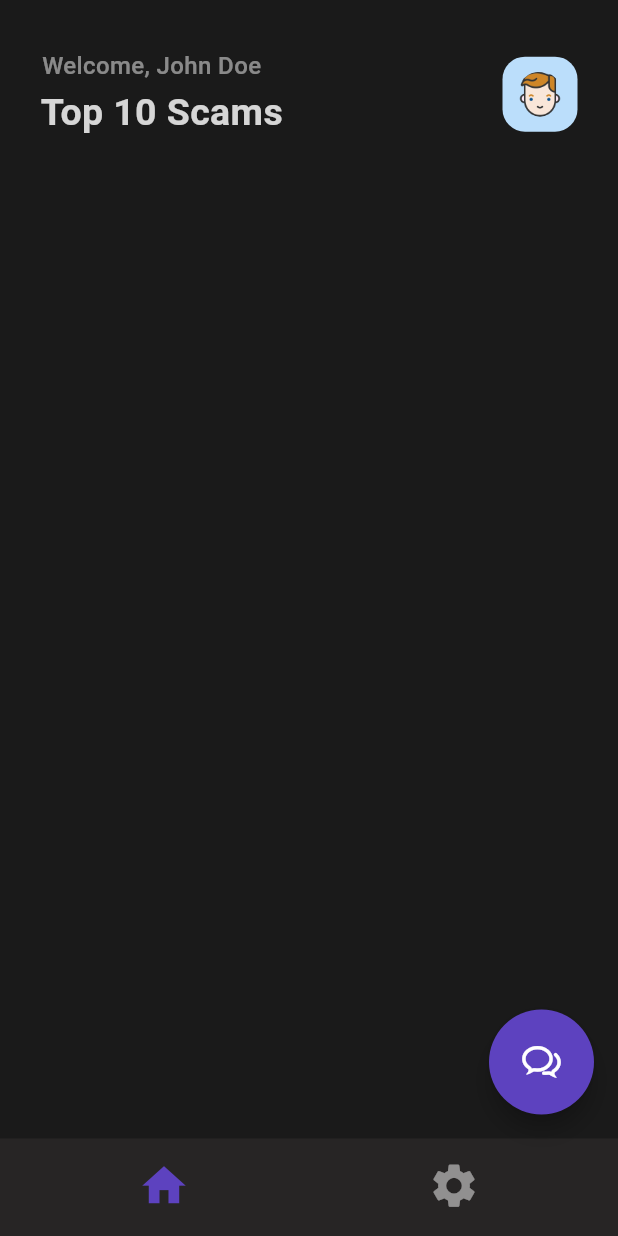
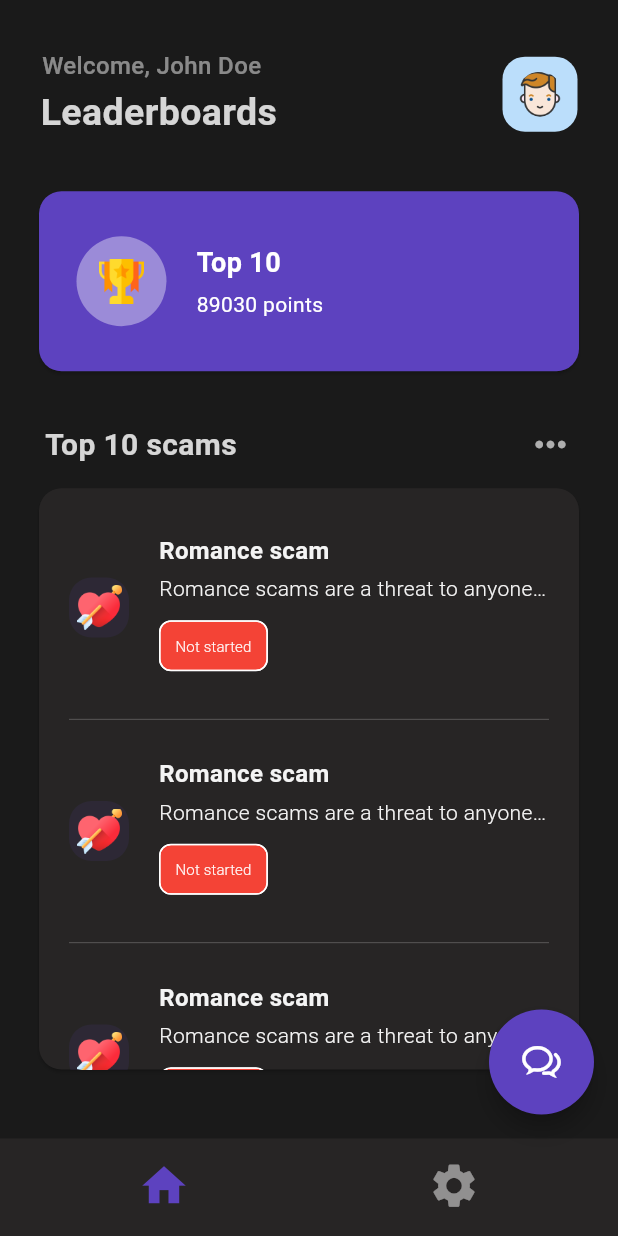
Before and after one commit to Wongoose/pre-scam-ai, a Flutter app: the HomeWrapper screen opened directly, on a phone screen of 412 x 824 dp. Run offline on Flutter 3.47's test engine with Material 3 defaults, Android fonts, the phone set to English and light mode, and no system bars; drawn by our look-alikes of overlay_support; our stand-ins replace auto_size_text, flutter_spinkit, font_awesome_flutter, get, get_storage; accounts and stored records are empty.

Commit message:
Feature: Home page list of scams UI placeholder

```diff
--- a/attributes.txt
+++ b/attributes.txt
@@ -1 +1,3 @@
 LOGO - <div> Icons made by <a href="https://www.flaticon.com/authors/freepik" title="Freepik"> Freepik </a> from <a href="https://www.flaticon.com/" title="Flaticon">www.flaticon.com'</a></div>
+TROPHY - <a href="https://www.flaticon.com/free-icons/trophy" title="trophy icons">Trophy icons created by Freepik - Flaticon</a>
+LOVE - <a href="https://www.flaticon.com/free-icons/heart" title="heart icons">Heart icons created by Freepik - Flaticon</a>
--- a/lib/screens/home/pages/home.dart
+++ b/lib/screens/home/pages/home.dart
@@ -1,5 +1,7 @@
 import "package:flutter/material.dart";
 import "package:prescamai/screens/home/widgets/home_appbar.dart";
+import "package:prescamai/screens/home/widgets/home_leaderboards_card.dart";
+import "package:prescamai/screens/home/widgets/home_scam_list.dart";
 
 class Home extends StatelessWidget {
   const Home({super.key});
@@ -13,7 +15,10 @@ class Home extends StatelessWidget {
           Padding(
               padding: EdgeInsets.symmetric(horizontal: 5),
               child: HomeAppBar()),
-          Expanded(child: Container()),
+          SizedBox(height: 30),
+          HomeLeaderboardsCard(),
+          SizedBox(height: 30),
+          Expanded(child: HomeScamList()),
         ],
       ),
     );
--- a/lib/screens/home/widgets/home_appbar.dart
+++ b/lib/screens/home/widgets/home_appbar.dart
@@ -52,7 +52,7 @@ class HomeAppBar extends StatelessWidget {
                   ),
                   SizedBox(height: 2.5),
                   Text(
-                    "Top 10 Scams",
+                    "Leaderboards",
                     style: TextStyle(
                       fontSize: 25,
                       fontWeight: FontWeight.bold,
--- /dev/null
+++ b/lib/screens/home/widgets/home_leaderboards_card.dart
@@ -0,0 +1,63 @@
+import "package:flutter/material.dart";
+// import "package:the_hill_residence/services/firebase/auth.dart";
+
+class HomeLeaderboardsCard extends StatelessWidget {
+  const HomeLeaderboardsCard({
+    super.key,
+  });
+
+  @override
+  Widget build(BuildContext context) {
+    // final AuthService authService = Get.find();
+    return Card(
+      // color: authService.appUser.visitorSummaryCardColor ?? Theme.of(context).primaryColor,
+      color: Theme.of(context).primaryColor,
+      shape: RoundedRectangleBorder(borderRadius: BorderRadius.circular(15)),
+      child: Container(
+        padding: EdgeInsets.fromLTRB(25, 30, 25, 30),
+        width: MediaQuery.of(context).size.width,
+        child: Row(
+            mainAxisSize: MainAxisSize.max,
+            crossAxisAlignment: CrossAxisAlignment.center,
+            children: [
+              Container(
+                height: 60,
+                width: 60,
+                padding: EdgeInsets.all(15),
+                decoration: BoxDecoration(
+                    borderRadius: BorderRadius.circular(100),
+                    color: Colors.white38
+                    // color: authService.appUser.visitorSummaryImageColor ?? Colors.white38,
+                    ),
+                child: Image(image: AssetImage("assets/images/trophy.png")),
+              ),
+              SizedBox(width: 20),
+              Flexible(
+                child: Column(
+                    mainAxisAlignment: MainAxisAlignment.start,
+                    crossAxisAlignment: CrossAxisAlignment.start,
+                    children: [
+                      Text(
+                        "Top 10",
+                        style: TextStyle(
+                            fontSize: 18,
+                            fontWeight: FontWeight.bold,
+                            color: Colors.white),
+                      ),
+                      SizedBox(height: 5),
+                      Text(
+                        "89030 points",
+                        maxLines: 2,
+                        overflow: TextOverflow.ellipsis,
+                        style: TextStyle(
+                            fontSize: 14,
+                            fontWeight: FontWeight.w400,
+                            color: Colors.white),
+                      ),
+                    ]),
+              ),
+            ]),
+      ),
+    );
+  }
+}
--- /dev/null
+++ b/lib/screens/home/widgets/home_scam_list.dart
@@ -0,0 +1,76 @@
+import "package:flutter/material.dart";
+import "package:get/get.dart";
+import "package:prescamai/controllers/theme_service_controller.dart";
+import "package:prescamai/screens/home/widgets/single_scam_item.dart";
+import "package:prescamai/shared/my_theme_divider.dart";
+
+class HomeScamList extends StatelessWidget {
+  const HomeScamList({
+    super.key,
+  });
+
+  @override
+  Widget build(BuildContext context) {
+    // final VisitorDBService _db = Get.put(VisitorDBService());
+    // final AuthService authService = Get.find();
+    final MyThemeServiceController themeService =
+        Get.put(MyThemeServiceController());
+
+    return Column(
+      crossAxisAlignment: CrossAxisAlignment.start,
+      mainAxisSize: MainAxisSize.max,
+      children: [
+        Padding(
+          padding: EdgeInsets.symmetric(horizontal: 8),
+          child: Row(
+            mainAxisAlignment: MainAxisAlignment.spaceBetween,
+            children: [
+              Text("Top 10 scams",
+                  style: TextStyle(
+                      fontSize: 20,
+                      fontWeight: FontWeight.bold,
+                      color: themeService.textColor87)),
+              GestureDetector(
+                  // onTap: () => Get.to(() => AllVisitorsMain()),
+                  onTap: () {},
+                  child: Icon(Icons.more_horiz,
+                      size: 30, color: themeService.textColor70)),
+            ],
+          ),
+        ),
+        SizedBox(height: 10),
+        Expanded(
+          child: Card(
+            color: Theme.of(context).cardColor,
+            shape: RoundedRectangleBorder(
+              borderRadius: BorderRadius.circular(15),
+            ),
+            child: SizedBox(
+              // padding: EdgeInsets.fromLTRB(25, 30, 25, 30),
+              width: MediaQuery.of(context).size.width,
+              child: FutureBuilder(
+                // future: _db.getVisitors(),
+                future: null,
+                builder: (context, snapshot) {
+                  // final List<Visitor> data = authService.appUser.upcomingVisitors;
+
+                  return ListView.separated(
+                    padding: EdgeInsets.fromLTRB(20, 30, 20, 30),
+                    itemCount: 10,
+                    itemBuilder: (context, index) {
+                      return SingleScamItem();
+                    },
+                    separatorBuilder: (context, index) {
+                      return ThemedDivider(height: 50);
+                    },
+                  );
+                },
+              ),
+            ),
+          ),
+        ),
+        SizedBox(height: 10),
+      ],
+    );
+  }
+}
--- /dev/null
+++ b/lib/screens/home/widgets/single_scam_item.dart
@@ -0,0 +1,78 @@
+import "package:flutter/material.dart";
+import "package:get/get.dart";
+import "package:prescamai/controllers/theme_service_controller.dart";
+
+class SingleScamItem extends StatelessWidget {
+  // final Visitor visitor;
+
+  const SingleScamItem({
+    super.key,
+    // required this.visitor,
+  });
+
+  @override
+  Widget build(BuildContext context) {
+    final MyThemeServiceController themeService =
+        Get.put(MyThemeServiceController());
+
+    return GestureDetector(
+      behavior: HitTestBehavior.translucent,
+      // onTap: () => Get.dialog(VisitorInfoDialog(visitor: visitor, showArrivalStatus: upcoming)),
+      onTap: () {},
+      child: Row(
+          mainAxisSize: MainAxisSize.max,
+          mainAxisAlignment: MainAxisAlignment.start,
+          crossAxisAlignment: CrossAxisAlignment.center,
+          children: [
+            Container(
+              height: 40,
+              width: 40,
+              padding: EdgeInsets.all(5),
+              decoration: BoxDecoration(
+                  borderRadius: BorderRadius.circular(15),
+                  color: Theme.of(context).primaryColor.withOpacity(0.1)),
+              child: Image(image: AssetImage("assets/images/love.png")),
+            ),
+            SizedBox(width: 20),
+            Flexible(
+              child: Column(
+                mainAxisAlignment: MainAxisAlignment.start,
+                crossAxisAlignment: CrossAxisAlignment.start,
+                children: [
+                  Text(
+                    "Romance scam",
+                    style: TextStyle(
+                        fontSize: 16,
+                        fontWeight: FontWeight.bold,
+                        color: themeService.textColor),
+                  ),
+                  SizedBox(height: 4),
+                  Text(
+                    "Romance scams are a threat to anyone seeking love online",
+                    style: TextStyle(
+                        fontSize: 14,
+                        fontWeight: FontWeight.w300,
+                        overflow: TextOverflow.ellipsis,
+                        color: themeService.textColor),
+                  ),
+                  SizedBox(height: 4),
+                  Chip(
+                    label: Text(
+                      "Not started",
+                      style: TextStyle(
+                          fontSize: 10,
+                          fontWeight: FontWeight.w300,
+                          overflow: TextOverflow.ellipsis,
+                          color: themeService.textColor),
+                    ),
+                    backgroundColor: Colors.red,
+                    padding: EdgeInsets.fromLTRB(8, 0, 8, 0),
+                    labelPadding: EdgeInsets.fromLTRB(2, 0, 2, 0),
+                  ),
+                ],
+              ),
+            ),
+          ]),
+    );
+  }
+}
--- a/pubspec.yaml
+++ b/pubspec.yaml
@@ -1,5 +1,5 @@
 name: prescamai
-description: "A new Flutter project."
+description: "AI Powered Scam Simulator"
 publish_to: 'none'
 version: 0.1.0
 
```
Also changed, not shown: assets/icons/the-hill-icon.png (deleted), assets/images/love.png (added), assets/images/trophy.png (added), 1 other file.
